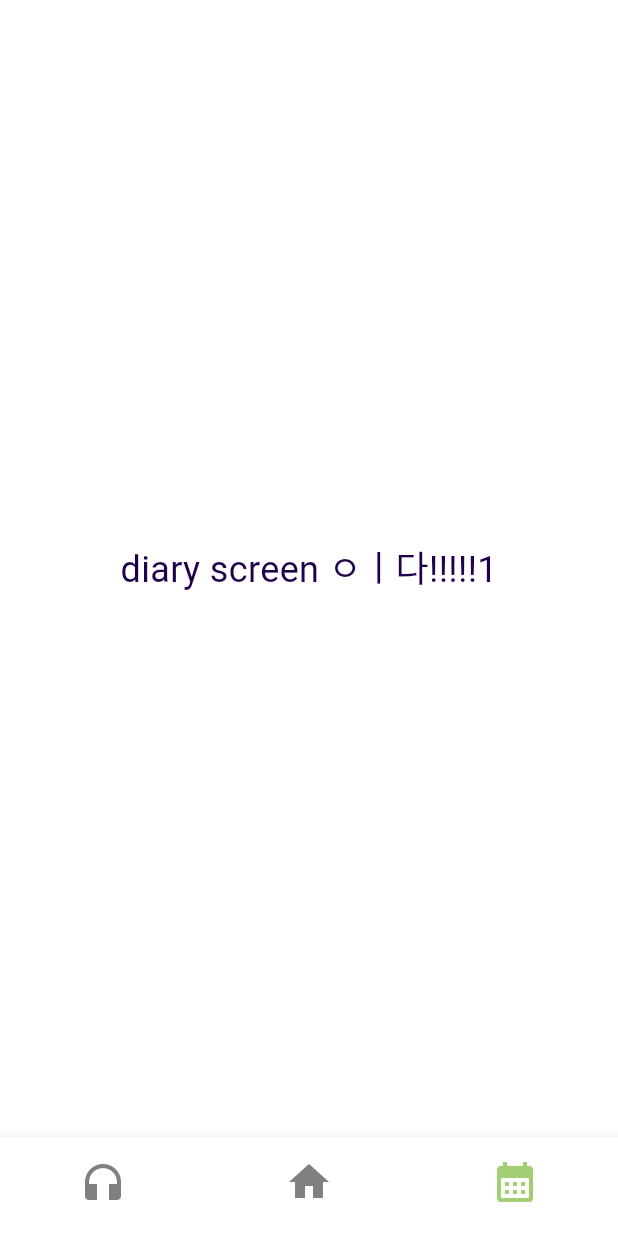
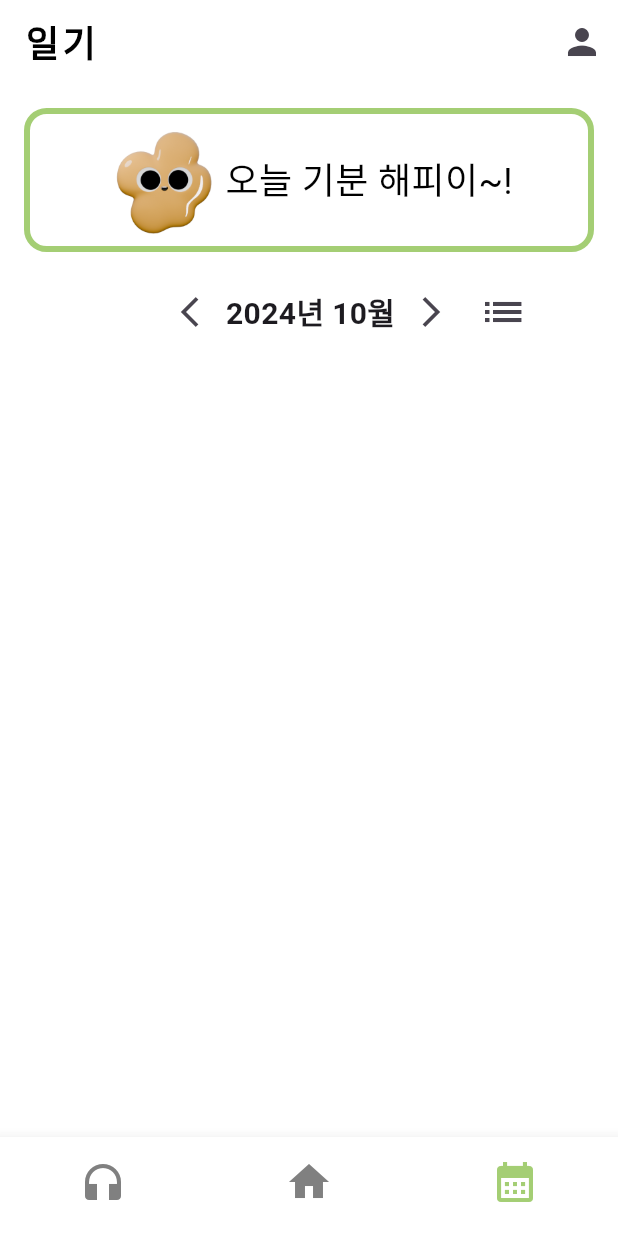
Before and after one commit to haleyalwayshappy/atempo_app, a Flutter app: the screen it shows after launch, item 3 of the bottom bar chosen, on a phone screen of 412 x 824 dp. Run offline on Flutter 3.47's test engine with Material 3 defaults, Android fonts, the light colour scheme and no system bars; our stand-ins replace flutter_svg, fluttertoast; missing offline and left inert: radial_button.

Commit message:
아이콘 추가,다이어리 화면 구성,음악화면 버튼추가
- 감정 아이콘 추가 및 적용
- 다이어리 화면 구성
    - 감정상태 화면
    - 앱바
    - 데이트피커 화면만 구성

```diff
--- a/lib/view/pages/bottom_navigation_basic.dart
+++ b/lib/view/pages/bottom_navigation_basic.dart
@@ -1,5 +1,4 @@
 import 'package:atempo_app/constants/constants.dart';
-import 'package:atempo_app/theme/colors.dart';
 import 'package:flutter/material.dart';
 import 'package:fluttertoast/fluttertoast.dart';
 
@@ -31,8 +30,6 @@ class MainScreen extends StatefulWidget {
 
 class _MainScreen extends State<MainScreen> {
   int _selectedIndex = 1;
-  static const TextStyle optionStyle =
-      TextStyle(fontSize: 30, fontWeight: FontWeight.bold);
 
   final List<Widget> _screens = [
     MusicMainScreen(),
--- a/lib/view/pages/diary/diary_main_screen.dart
+++ b/lib/view/pages/diary/diary_main_screen.dart
@@ -1,17 +1,104 @@
 import 'package:atempo_app/theme/colors.dart';
 import 'package:flutter/material.dart';
+
+import '../../../constants/constants.dart';
 
 class DiaryMainScreen extends StatelessWidget {
   const DiaryMainScreen({super.key});
 
   @override
   Widget build(BuildContext context) {
-    return Center(
-      child: Text(
-        "diary screen ㅇㅣ다!!!!!1",
-        style: TextStyle(
-          fontSize: 24,
-          color: Palette.deepPurple,
+    return Scaffold(
+      appBar: AppBar(
+        backgroundColor: wBackgroundColor,
+        centerTitle: false,
+        titleTextStyle: TextStyle(
+          fontWeight: FontWeight.bold,
+          color: Colors.black,
+          fontSize: 24.0,
+        ),
+        title: GestureDetector(
+          onTap: () {},
+          child: const Text(
+            "일기",
+            style: TextStyle(
+              color: Colors.black,
+              letterSpacing: 2.5,
+            ),
+          ),
+        ),
+        actions: [
+          IconButton(
+              onPressed: () {},
+              icon: Icon(
+                Icons.person,
+                size: 28.0,
+              ))
+        ],
+      ),
+      backgroundColor: wBackgroundColor,
+      body: SafeArea(
+        child: Column(
+          children: [
+            // 감정 상태창
+            Container(
+              margin: EdgeInsets.all(16),
+              padding: EdgeInsets.all(4),
+              decoration: BoxDecoration(
+                borderRadius: BorderRadius.circular(15),
+                border: Border.all(color: wPrimaryColor, width: 4),
+              ),
+              child: Row(
+                mainAxisAlignment: MainAxisAlignment.center,
+                children: [
+                  Container(
+                    width: 80,
+                    child: Image.asset('assets/images/icon_joy.png'),
+                  ),
+                  Text(
+                    "오늘 기분 해피이~!",
+                    style: TextStyle(
+                      color: Colors.black,
+                      fontSize: 24,
+                    ),
+                  ),
+                ],
+              ),
+            ),
+            // row > datepicker / 우측에 화면 전환
+            Container(
+              child: Row(
+                mainAxisAlignment: MainAxisAlignment.center,
+                children: [
+                  SizedBox(
+                    width: 50,
+                  ),
+                  IconButton(
+                    onPressed: () {},
+                    icon: Icon(Icons.arrow_back_ios_new_outlined),
+                  ),
+                  Text(
+                    "2024년 10월",
+                    style: TextStyle(
+                      fontSize: 20,
+                      fontWeight: FontWeight.bold,
+                    ),
+                  ),
+                  IconButton(
+                    onPressed: () {},
+                    icon: Icon(Icons.arrow_forward_ios_outlined),
+                  ),
+                  IconButton(
+                    onPressed: () {},
+                    icon: Icon(
+                      Icons.list_outlined,
+                      size: 32,
+                    ),
+                  ),
+                ],
+              ),
+            )
+          ],
         ),
       ),
     );
--- a/lib/view/pages/music/music_list_screen.dart
+++ b/lib/view/pages/music/music_list_screen.dart
@@ -2,8 +2,12 @@ import 'package:flutter/material.dart';
 
 class MusicListScreen extends StatelessWidget {
   final VoidCallback onNavigateBack;
-
-  const MusicListScreen({super.key, required this.onNavigateBack});
+  final VoidCallback onNavigateToPlay;
+  const MusicListScreen({
+    super.key,
+    required this.onNavigateBack,
+    required this.onNavigateToPlay,
+  });
 
   @override
   Widget build(BuildContext context) {
@@ -12,9 +16,8 @@ class MusicListScreen extends StatelessWidget {
         child: Column(
           children: [
             Text("음악 리스트 화면"),
-          ElevatedButton(onPressed: onNavigateBack, child: Text("back")),
+            ElevatedButton(onPressed: onNavigateBack, child: Text("back")),
           ],
-
         ),
       ),
     );
--- a/lib/view/pages/music/music_main_screen.dart
+++ b/lib/view/pages/music/music_main_screen.dart
@@ -6,6 +6,7 @@ import 'music_list_screen.dart';
 
 class MusicMainScreen extends StatefulWidget {
   const MusicMainScreen({super.key});
+/* stateful 로 변경한 이유는 콜백함수를 위해서임, 버튼을 누를때 화면 상태가 변경되기 때문 */
 
   @override
   State<MusicMainScreen> createState() => _MusicMainScreenState();
@@ -13,8 +14,9 @@ class MusicMainScreen extends StatefulWidget {
 
 /// 음악 메인화면 (내부 화면 이동 처리
 class _MusicMainScreenState extends State<MusicMainScreen> {
-  int _currentScreenIndex = 0;
+  int _currentScreenIndex = 0; // 현재 페이지 위치
 
+  /// 화면 상태 변경 함수 (내부에서만 사용됨)
   void _navigateTo(int index) {
     setState(() {
       _currentScreenIndex = index;
@@ -54,9 +56,11 @@ class _MusicMainScreenState extends State<MusicMainScreen> {
         ],
       ),
       body: IndexedStack(
+        // TODO indexedStack 공부 하기
         index: _currentScreenIndex,
         children: [
           MusicHomeScreen(
+            // 뮤직 메인스크린 화면
             onNavigateToPlay: () {
               _navigateTo(1); // MusicPlayScreen으로 이동
             },
@@ -68,10 +72,16 @@ class _MusicMainScreenState extends State<MusicMainScreen> {
             onNavigateBack: () {
               _navigateTo(0); // MusicHomeScreen으로 이동
             },
+            onNavigateToList: () {
+              _navigateTo(2); // MusicListScreen으로 이동
+            },
           ),
           MusicListScreen(
             onNavigateBack: () {
               _navigateTo(0); // MusicHomeScreen으로 이동
+            },
+            onNavigateToPlay: () {
+              _navigateTo(1); // MusicPlayScreen으로 이동
             },
           ),
         ],
@@ -84,6 +94,7 @@ class MusicHomeScreen extends StatelessWidget {
   final VoidCallback onNavigateToPlay;
   final VoidCallback onNavigateToList;
 
+  /// 뮤직메인스크린 화면
   const MusicHomeScreen({
     required this.onNavigateToPlay,
     required this.onNavigateToList,
--- a/lib/view/pages/music/music_play_screen.dart
+++ b/lib/view/pages/music/music_play_screen.dart
@@ -1,9 +1,15 @@
 import 'package:flutter/material.dart';
-import 'music_main_screen.dart';  // 공개된 MusicMainScreenState를 가져옴
 
 class MusicPlayScreen extends StatelessWidget {
   final VoidCallback onNavigateBack;
-  const MusicPlayScreen({super.key, required this.onNavigateBack});
+  final VoidCallback onNavigateToList;
+
+  /// 음악 재생화면
+  const MusicPlayScreen({
+    super.key,
+    required this.onNavigateBack,
+    required this.onNavigateToList,
+  });
 
   @override
   Widget build(BuildContext context) {
```
Also changed, not shown: assets/images/icon_angry.png (added), assets/images/icon_atempo_logo.png (added), assets/images/icon_confusion.png (added), assets/images/icon_joy.png (added), assets/images/icon_peace.png (added), assets/images/icon_sad.png (added), 1 other file.
